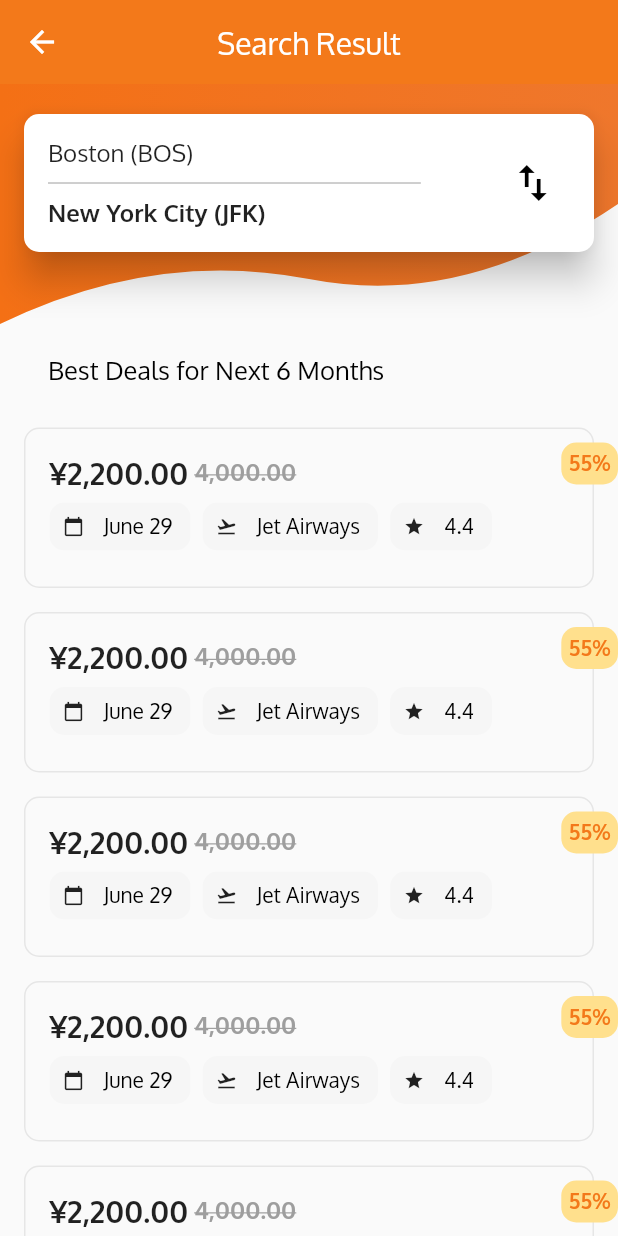
After one commit to fuinha/flightapp_clone, a Flutter app: the FlightListingScreen screen opened directly, on a phone screen of 412 x 824 dp. The commit adds this screen. Run offline on Flutter 3.47's test engine with Material 2 defaults, Android fonts, the phone set to English and light mode, and no system bars.

Commit message:
検索後の画面

```diff
--- /dev/null
+++ b/lib/flight_list.dart
@@ -0,0 +1,237 @@
+import 'package:flight_list_clone/CustomShapeClipper.dart';
+import 'package:flight_list_clone/main.dart';
+import 'package:flutter/material.dart';
+
+final Color discountBackgroundColor = Color(0xFFFFE08D);
+final Color flightBorderColor = Color(0xFFE6E6E6);
+final Color chipBackgroundColor = Color(0xFFF6F6F6);
+
+class FlightListingScreen extends StatelessWidget {
+  @override
+  Widget build(BuildContext context) {
+    return Scaffold(
+      appBar: AppBar(
+        elevation: 0.0,
+        title: Text("Search Result"),
+        centerTitle: true,
+        leading: InkWell(
+            onTap: () {
+              Navigator.pop(context);
+            },
+            child: Icon(Icons.arrow_back)),
+      ),
+      body: SingleChildScrollView(
+        scrollDirection: Axis.vertical,
+              child: Column(
+          children: <Widget>[
+            FlightListTopPart(),
+            SizedBox(
+              height: 20.0,
+            ),
+            FlightListBottomPart(),
+          ],
+        ),
+      ),
+    );
+  }
+}
+
+class FlightListTopPart extends StatelessWidget {
+  @override
+  Widget build(BuildContext context) {
+    return Stack(
+      children: <Widget>[
+        ClipPath(
+          clipper: CustomShapeClipper(),
+          child: Container(
+            height: 160.0,
+            decoration: BoxDecoration(
+                gradient: LinearGradient(colors: [firstColor, secondColor])),
+          ),
+        ),
+        //フライト検索欄
+        Column(
+          children: <Widget>[
+            SizedBox(height: 20.0),
+            Card(
+              shape: RoundedRectangleBorder(
+                  borderRadius: BorderRadius.all(Radius.circular(10.0))),
+              margin: EdgeInsets.symmetric(horizontal: 16.0),
+              elevation: 10.0,
+              child: Container(
+                padding: EdgeInsets.all(16.0),
+                child: Row(
+                  mainAxisSize: MainAxisSize.max,
+                  mainAxisAlignment: MainAxisAlignment.spaceBetween,
+                  children: <Widget>[
+                    Expanded(
+                      flex: 5,
+                      child: Column(
+                        mainAxisAlignment: MainAxisAlignment.center,
+                        crossAxisAlignment: CrossAxisAlignment.start,
+                        children: <Widget>[
+                          Text(
+                            'Boston (BOS)',
+                            style: TextStyle(fontSize: 16.0),
+                          ),
+                          Divider(
+                            color: Colors.grey,
+                            height: 20.0,
+                          ),
+                          Text(
+                            'New York City (JFK)',
+                            style: TextStyle(
+                                fontSize: 16.0, fontWeight: FontWeight.bold),
+                          ),
+                        ],
+                      ),
+                    ),
+                    Spacer(),
+                    Expanded(
+                        flex: 1,
+                        child: Icon(
+                          Icons.import_export,
+                          color: Colors.black,
+                          size: 32.0,
+                        )),
+                  ],
+                ),
+              ),
+            ),
+          ],
+        )
+      ],
+    );
+  }
+}
+
+class FlightListBottomPart extends StatelessWidget {
+  @override
+  Widget build(BuildContext context) {
+    return Padding(
+      padding: EdgeInsets.only(left: 16.0),
+      child: Column(
+        crossAxisAlignment: CrossAxisAlignment.start,
+        children: <Widget>[
+          Padding(
+            padding: EdgeInsets.symmetric(horizontal: 16.0),
+            child: Text(
+              'Best Deals for Next 6 Months',
+              style: dropDownMenuItemStyle,
+            ),
+          ),
+          SizedBox(height: 20.0),
+          ListView(
+            shrinkWrap: true,
+            physics: ClampingScrollPhysics(),
+            scrollDirection: Axis.vertical,
+            children: <Widget>[
+              FlightCard(),
+              FlightCard(),
+              FlightCard(),
+              FlightCard(),
+              FlightCard(),
+              FlightCard(),
+              FlightCard(),
+            ],
+          )
+        ],
+      ),
+    );
+  }
+}
+
+class FlightCard extends StatelessWidget {
+  @override
+  Widget build(BuildContext context) {
+    return Padding(
+      padding: EdgeInsets.symmetric(vertical: 8.0),
+      child: Stack(
+        children: <Widget>[
+          Container(
+            margin: EdgeInsets.only(right: 16.0),
+            decoration: BoxDecoration(
+                borderRadius: BorderRadius.all(Radius.circular(10.0)),
+                border: Border.all(color: flightBorderColor)),
+            child: Padding(
+              padding: EdgeInsets.all(16.0),
+              child: Column(
+                crossAxisAlignment: CrossAxisAlignment.start,
+                children: <Widget>[
+                  Row(
+                    children: <Widget>[
+                      Text(
+                        "¥2,200.00",
+                        style: TextStyle(
+                            fontSize: 20.0, fontWeight: FontWeight.bold),
+                      ),
+                      SizedBox(
+                        width: 4.0,
+                      ),
+                      Text(
+                        "4,000.00",
+                        style: TextStyle(
+                            color: Colors.grey,
+                            fontSize: 16.0,
+                            fontWeight: FontWeight.bold,
+                            decoration: TextDecoration.lineThrough),
+                      )
+                    ],
+                  ),
+                  Wrap(
+                    spacing: 8.0,
+                    runSpacing: -15.0,
+                    children: <Widget>[
+                      FlightDetailChip(Icons.calendar_today, "June 29"),
+                      FlightDetailChip(Icons.flight_takeoff, "Jet Airways"),
+                      FlightDetailChip(Icons.star, "4.4")
+                    ],
+                  )
+                ],
+              ),
+            ),
+          ),
+          Positioned(
+            top: 10.0,
+            right: 0.0,
+            child: Container(
+              padding: EdgeInsets.all(5.0),
+              child: Text(
+                "55%",
+                style: TextStyle(
+                    color: appTheme.primaryColor,
+                    fontSize: 14.0,
+                    fontWeight: FontWeight.bold),
+              ),
+              decoration: BoxDecoration(
+                  color: discountBackgroundColor,
+                  borderRadius: BorderRadius.all(Radius.circular(10.0))),
+            ),
+          )
+        ],
+      ),
+    );
+  }
+}
+
+class FlightDetailChip extends StatelessWidget {
+  final IconData iconData;
+  final String label;
+
+  FlightDetailChip(this.iconData, this.label);
+
+  @override
+  Widget build(BuildContext context) {
+    return RawChip(
+      label: Text(label),
+      labelStyle: TextStyle(color: Colors.black, fontSize: 14.0),
+      backgroundColor: chipBackgroundColor,
+      avatar: Icon(
+        iconData,
+        size: 14.0,
+      ),
+      shape: RoundedRectangleBorder(
+          borderRadius: BorderRadius.all(Radius.circular(10.0))),
+    );
+  }
+}
```
Also changed, not shown: lib/flight_listing_top_part.dart (added, +61 -0 lines), lib/main.dart (+166 -76 lines).
